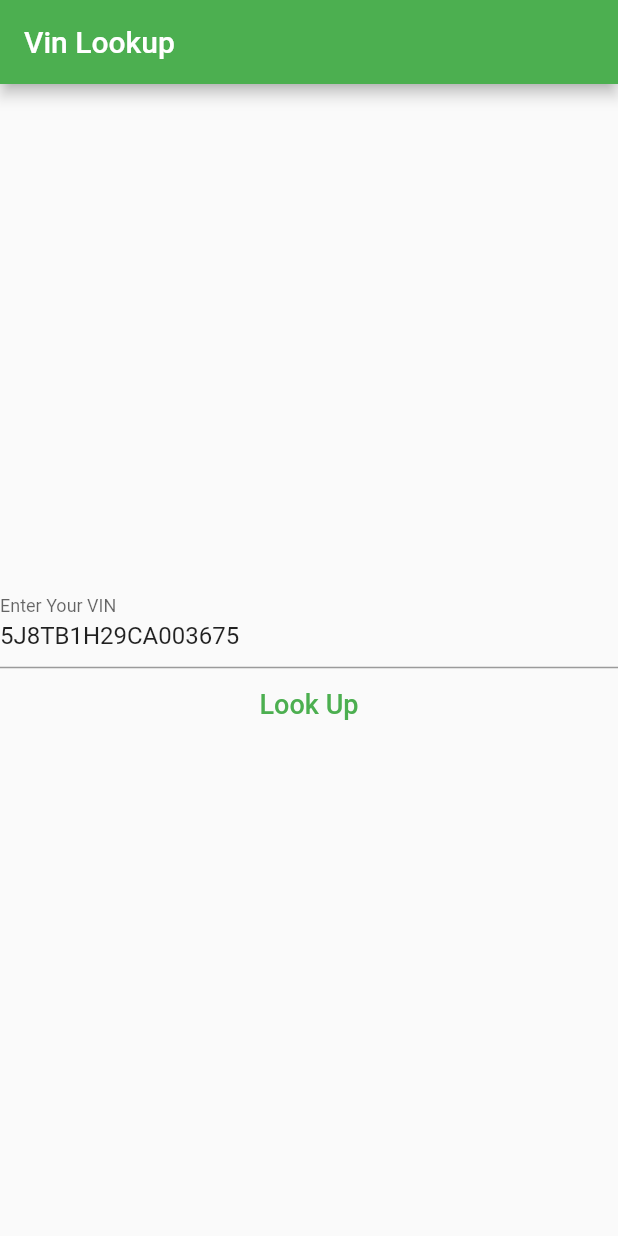
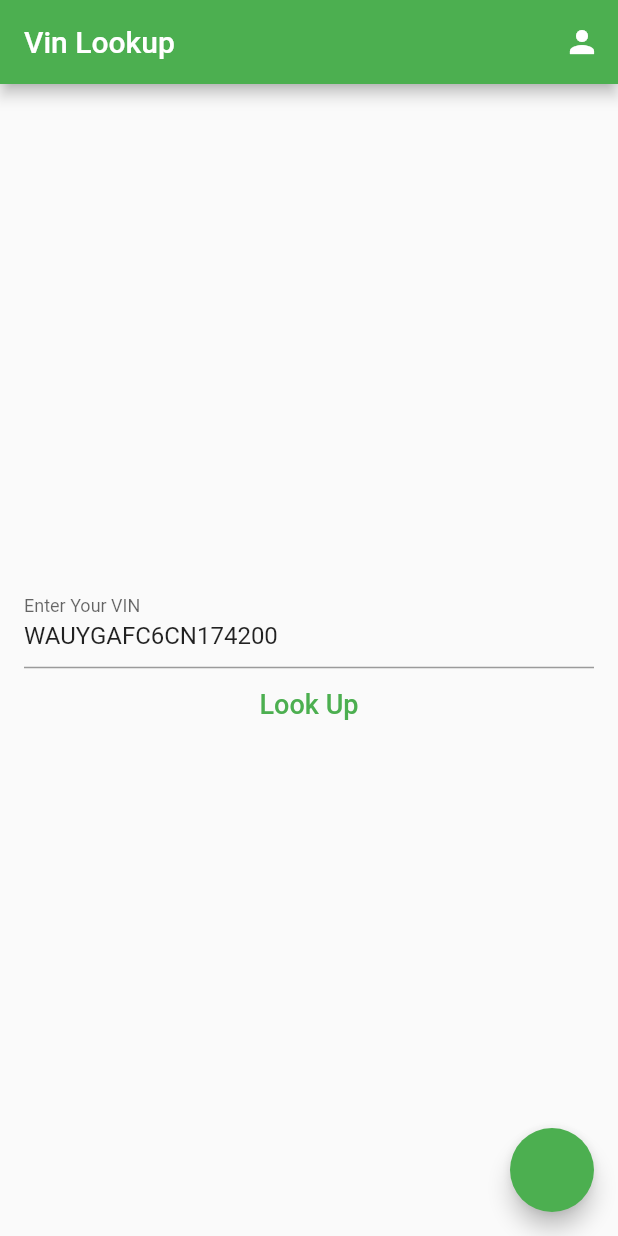
Before and after one commit to pavlyhabashy/vin-lookup, a Flutter app: the VinLookupScreen screen opened directly, on a phone screen of 412 x 824 dp. Run offline on Flutter 3.47's test engine with Material 2 defaults, Android fonts, the phone set to English and light mode, and no system bars; our stand-ins replace string_validator; missing offline and left inert: flutter_keychain.

Commit message:
vin lookup screen styling and refactoring

```diff
--- a/lib/screens/vin_lookup_screen.dart
+++ b/lib/screens/vin_lookup_screen.dart
@@ -3,12 +3,13 @@ import 'dart:convert';
 import 'package:flutter/cupertino.dart';
 import 'package:flutter/material.dart';
 import 'package:flutter/services.dart';
-import 'package:http/http.dart';
+import 'package:flutter_keychain/flutter_keychain.dart';
 import 'package:string_validator/string_validator.dart';
 import 'package:vin_lookup/classes/recall.dart';
 import 'package:vin_lookup/classes/vehicle.dart';
 import 'package:vin_lookup/networking.dart/shared.dart';
 import 'package:vin_lookup/networking.dart/vin_lookup_requests.dart';
+import 'package:vin_lookup/screens/profile_screen.dart';
 import 'package:vin_lookup/screens/recalls_screen.dart';
 
 class VinLookupScreen extends StatefulWidget {
@@ -20,18 +21,39 @@ class VinLookupScreen extends StatefulWidget {
 
 class _VinLookupScreenState extends State<VinLookupScreen> {
   final _formKey = GlobalKey<FormState>();
-  String _vin = "5J8TB1H29CA003675";
+  String _vin = "WAUYGAFC6CN174200";
 
   @override
   Widget build(BuildContext context) {
-    return WillPopScope(
+    return GestureDetector(
+      onTap: () => FocusManager.instance.primaryFocus?.unfocus(),
+      child: WillPopScope(
         onWillPop: () async => false,
         child: Scaffold(
+          floatingActionButton: FloatingActionButton(
+            onPressed: () async {
+              await FlutterKeychain.remove(key: "user");
+              Navigator.pop(context);
+            },
+          ),
           appBar: AppBar(
             title: const Text("Vin Lookup"),
             automaticallyImplyLeading: false,
+            actions: [
+              IconButton(
+                onPressed: () => Navigator.push(
+                  context,
+                  CupertinoPageRoute(
+                    builder: (_) => const ProfileScreen(),
+                  ),
+                ),
+                icon: const Icon(Icons.person),
+              )
+            ],
           ),
           body: SafeArea(
+            child: Padding(
+              padding: const EdgeInsets.symmetric(horizontal: 16.0),
               child: Form(
                 key: _formKey,
                 child: Column(
@@ -69,6 +91,8 @@ class _VinLookupScreenState extends State<VinLookupScreen> {
                       ),
                     ),
                   ],
+                ),
+              ),
             ),
           ),
         ),
```
Lines whose indentation alone changed are shown as unchanged.
